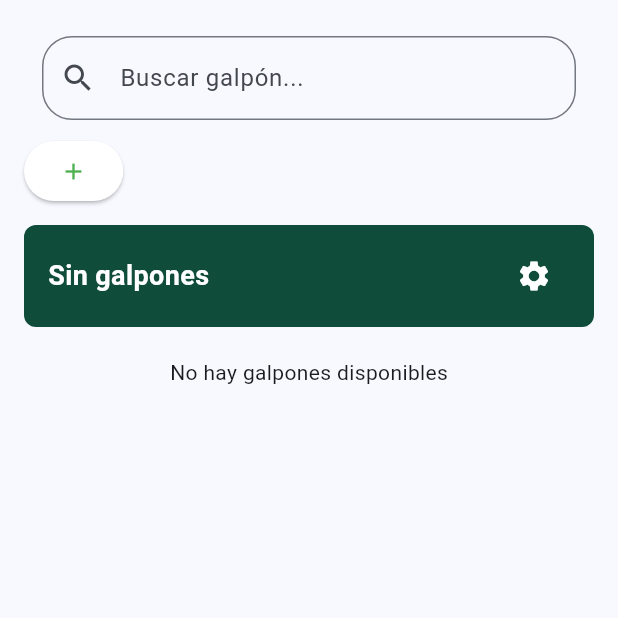
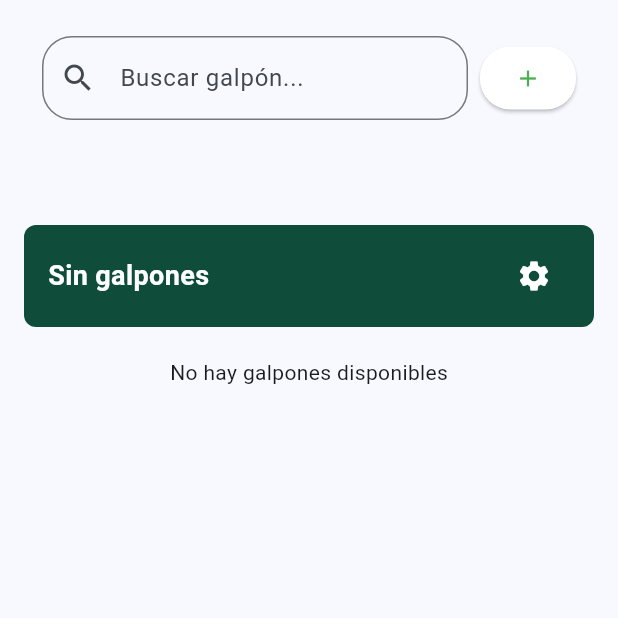
Before and after one commit to juantaborda27/Chick_Stell-Repository, a Flutter app: the MonitoreoView screen opened by its route, on a phone screen of 412 x 824 dp, the top half of it. Run offline on Flutter 3.47's test engine with Material 3 defaults, Android fonts, the light colour scheme and no system bars; our stand-ins replace animate_do, cloud_firestore, firebase_core, get; accounts and stored records are empty.

Commit message:
Modificación ubicacion boton creat_galpon

```diff
--- a/chick_stell_view/lib/views/main_views/monitoreo/widgets/search_galpon.dart
+++ b/chick_stell_view/lib/views/main_views/monitoreo/widgets/search_galpon.dart
@@ -1,5 +1,7 @@
 import 'package:flutter/material.dart';
+import 'package:get/get.dart';
 import 'package:chick_stell_view/controllers/warehouse_controller.dart';
+import 'package:chick_stell_view/views/main_views/monitoreo/create_galpon/create_galpon.dart';
 
 class SearchGalpon extends StatelessWidget {
   final WarehouseController controller;
@@ -10,13 +12,36 @@ class SearchGalpon extends StatelessWidget {
   Widget build(BuildContext context) {
     return Padding(
       padding: const EdgeInsets.symmetric(horizontal: 12, vertical: 8),
+      child: Row(
+        children: [
+          Expanded(
             child: TextField(
               decoration: InputDecoration(
                 hintText: 'Buscar galpón...',
                 prefixIcon: Icon(Icons.search),
-          border: OutlineInputBorder(borderRadius: BorderRadius.circular(20)),
+                border: OutlineInputBorder(
+                  borderRadius: BorderRadius.circular(20),
+                ),
               ),
               onChanged: controller.updateSearch,
+            ),
+          ),
+          const SizedBox(width: 8),
+          ElevatedButton(
+            style: ElevatedButton.styleFrom(
+              backgroundColor: Colors.white,
+              foregroundColor: Colors.green,
+              shape: RoundedRectangleBorder(
+                borderRadius: BorderRadius.circular(20),
+              ),
+              padding: const EdgeInsets.symmetric(horizontal: 12, vertical: 12),
+            ),
+            onPressed: () {
+              Get.dialog(const CreateGalpon());
+            },
+            child: const Icon(Icons.add),
+          ),
+        ],
       ),
     );
   }
--- a/chick_stell_view/lib/views/main_views/monitoreo/widgets/ware_house_selector.dart
+++ b/chick_stell_view/lib/views/main_views/monitoreo/widgets/ware_house_selector.dart
@@ -1,5 +1,4 @@
 import 'package:chick_stell_view/controllers/warehouse_controller.dart';
-import 'package:chick_stell_view/views/main_views/monitoreo/create_galpon/create_galpon.dart';
 import 'package:flutter/material.dart';
 import 'package:get/get.dart';
 
@@ -41,27 +40,27 @@ class WarehouseSelector extends StatelessWidget {
                     child: Text(controller.galponesFiltrados[i].nombre),
                   ),
                 ),
-              ElevatedButton(
-                style: ElevatedButton.styleFrom(
-                  backgroundColor: Colors.white,
-                  foregroundColor: Colors.green,
-                  shape: RoundedRectangleBorder(
-                    borderRadius: BorderRadius.circular(20),
-                  ),
-                ),
-                onPressed: () {
-                  // showDialog(
-                  //     context: context,
-                  //     builder: (BuildContext context) => const CreateGalpon());
-                  Get.dialog(const CreateGalpon());
-                },
-                child: Row(
-                  children: const [
-                    Icon(Icons.add),
-                    SizedBox(width: 0.2),
-                  ],
-                ),
-              ),
+              // ElevatedButton(
+              //   style: ElevatedButton.styleFrom(
+              //     backgroundColor: Colors.white,
+              //     foregroundColor: Colors.green,
+              //     shape: RoundedRectangleBorder(
+              //       borderRadius: BorderRadius.circular(20),
+              //     ),
+              //   ),
+              //   onPressed: () {
+              //     // showDialog(
+              //     //     context: context,
+              //     //     builder: (BuildContext context) => const CreateGalpon());
+              //     Get.dialog(const CreateGalpon());
+              //   },
+              //   child: Row(
+              //     children: const [
+              //       Icon(Icons.add),
+              //       SizedBox(width: 0.2),
+              //     ],
+              //   ),
+              // ),
             ],
           )),
     );
```
Lines whose indentation alone changed are shown as unchanged.
